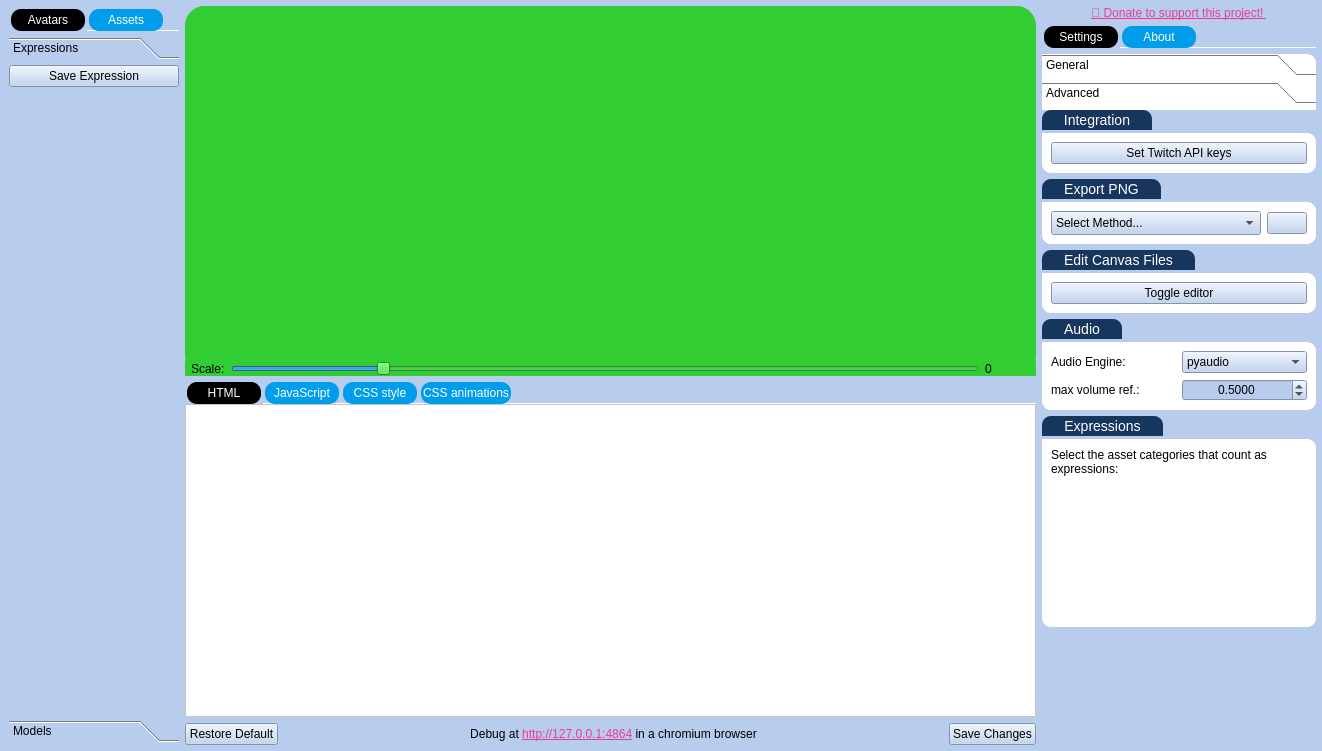
This is UI/main.ui in Gemmstone/PyNGtuber as Qt 5 draws it before an edit. The edited form follows.
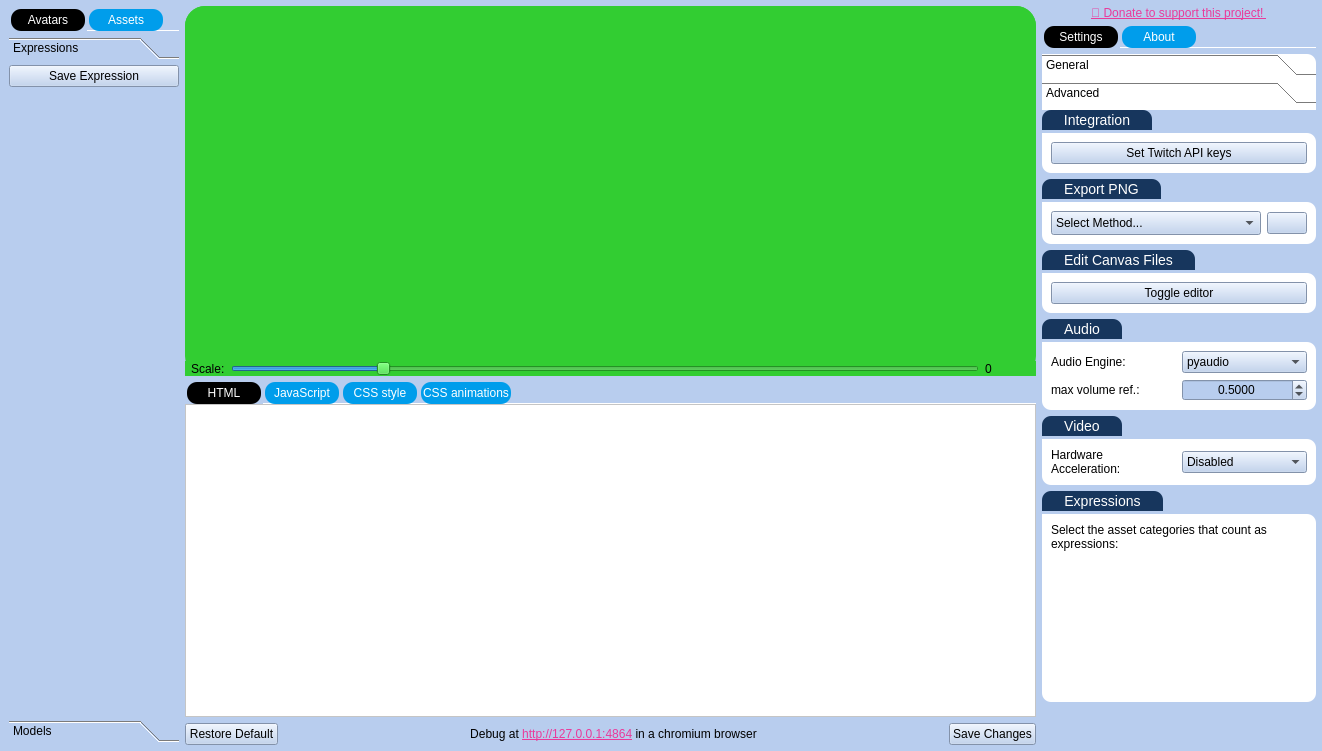
This is the edited form. The open tabs and pages were chosen to show the change. Icons and pictures are not drawn.

Commit message: Made some fixes to Hopefully fix the glitching avatar issue in Windows

Diff of the .ui file:
```diff
--- a/UI/main.ui
+++ b/UI/main.ui
@@ -2412,7 +2412,7 @@
                        <x>0</x>
                        <y>0</y>
                        <width>274</width>
-                       <height>608</height>
+                       <height>626</height>
                       </rect>
                      </property>
                      <attribute name="icon">
@@ -2491,8 +2491,8 @@
                           <rect>
                            <x>0</x>
                            <y>0</y>
-                           <width>261</width>
-                           <height>627</height>
+                           <width>260</width>
+                           <height>673</height>
                           </rect>
                          </property>
                          <layout class="QVBoxLayout" name="verticalLayout_34">
@@ -2896,6 +2896,64 @@
                             </layout>
                            </widget>
                           </item>
+                          <item>
+                           <widget class="QGroupBox" name="groupBox_15">
+                            <property name="title">
+                             <string>Video</string>
+                            </property>
+                            <layout class="QVBoxLayout" name="verticalLayout_51">
+                             <property name="leftMargin">
+                              <number>0</number>
+                             </property>
+                             <property name="topMargin">
+                              <number>23</number>
+                             </property>
+                             <property name="rightMargin">
+                              <number>0</number>
+                             </property>
+                             <property name="bottomMargin">
+                              <number>0</number>
+                             </property>
+                             <item>
+                              <widget class="QFrame" name="audioFrame_5">
+                               <property name="styleSheet">
+                                <string notr="true"/>
+                               </property>
+                               <property name="frameShape">
+                                <enum>QFrame::StyledPanel</enum>
+                               </property>
+                               <property name="frameShadow">
+                                <enum>QFrame::Raised</enum>
+                               </property>
+                               <layout class="QGridLayout" name="gridLayout_3">
+                                <item row="0" column="1">
+                                 <widget class="QComboBox" name="hw_acceleration">
+                                  <item>
+                                   <property name="text">
+                                    <string>Disabled</string>
+                                   </property>
+                                  </item>
+                                  <item>
+                                   <property name="text">
+                                    <string>Enabled</string>
+                                   </property>
+                                  </item>
+                                 </widget>
+                                </item>
+                                <item row="0" column="0">
+                                 <widget class="QLabel" name="label_18">
+                                  <property name="text">
+                                   <string>Hardware
+Acceleration:</string>
+                                  </property>
+                                 </widget>
+                                </item>
+                               </layout>
+                              </widget>
+                             </item>
+                            </layout>
+                           </widget>
+                          </item>
                           <item>
                            <widget class="QGroupBox" name="groupBox_12">
                             <property name="styleSheet">
@@ -3000,7 +3058,7 @@
                                     <rect>
                                      <x>0</x>
                                      <y>0</y>
-                                     <width>249</width>
+                                     <width>242</width>
                                      <height>136</height>
                                     </rect>
                                    </property>
```
Left out of the diff: 24 changed lines with no effect on the pictures. The commit also changes 7 other files.
